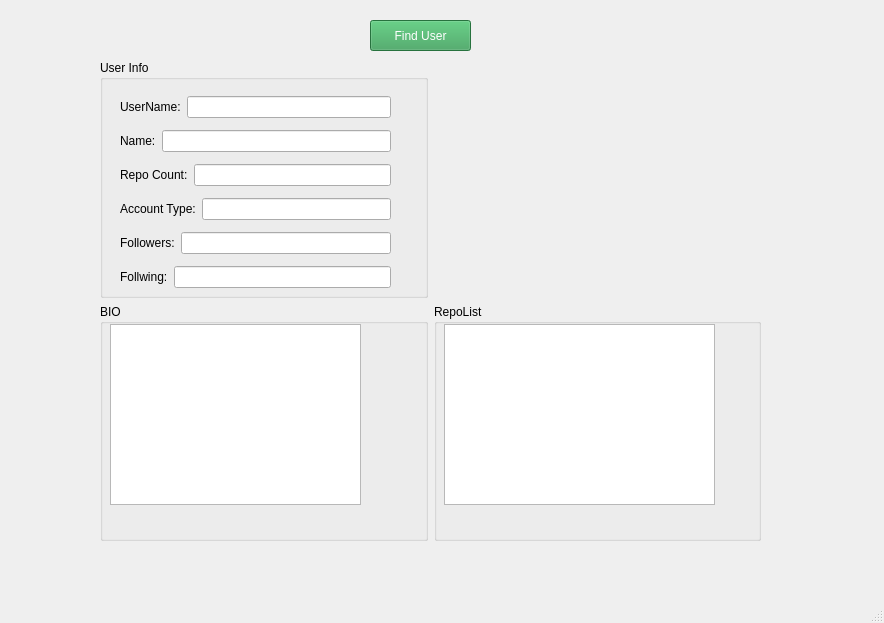
This is mainwindow.ui in KaleTEvans/GitHubUserSearch as Qt 5 draws it before an edit. The edited form follows.
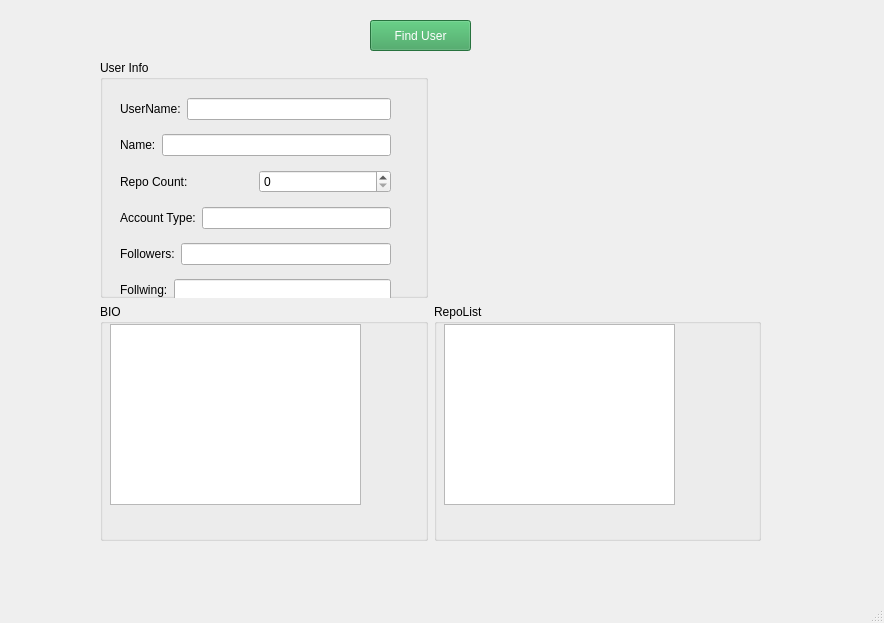
This is the edited form.

What changed in the file:
```diff
--- a/mainwindow.ui
+++ b/mainwindow.ui
@@ -60,7 +60,7 @@
             <x>20</x>
             <y>30</y>
             <width>271</width>
-            <height>206</height>
+            <height>224</height>
            </rect>
           </property>
           <layout class="QVBoxLayout" name="verticalLayout">
@@ -110,11 +110,7 @@
               </widget>
              </item>
              <item>
-              <widget class="QLineEdit" name="lineEdit_3">
-               <property name="readOnly">
-                <bool>true</bool>
-               </property>
-              </widget>
+              <widget class="QSpinBox" name="lineEditRepo"/>
              </item>
             </layout>
            </item>
@@ -215,12 +211,12 @@
          <property name="title">
           <string>RepoList</string>
          </property>
-         <widget class="QTextEdit" name="textEditRepo">
+         <widget class="QListWidget" name="textEditRepo">
           <property name="geometry">
            <rect>
             <x>10</x>
             <y>20</y>
-            <width>271</width>
+            <width>231</width>
             <height>181</height>
            </rect>
           </property>
```
Left out of the diff: 10 changed lines with no effect on the pictures.
